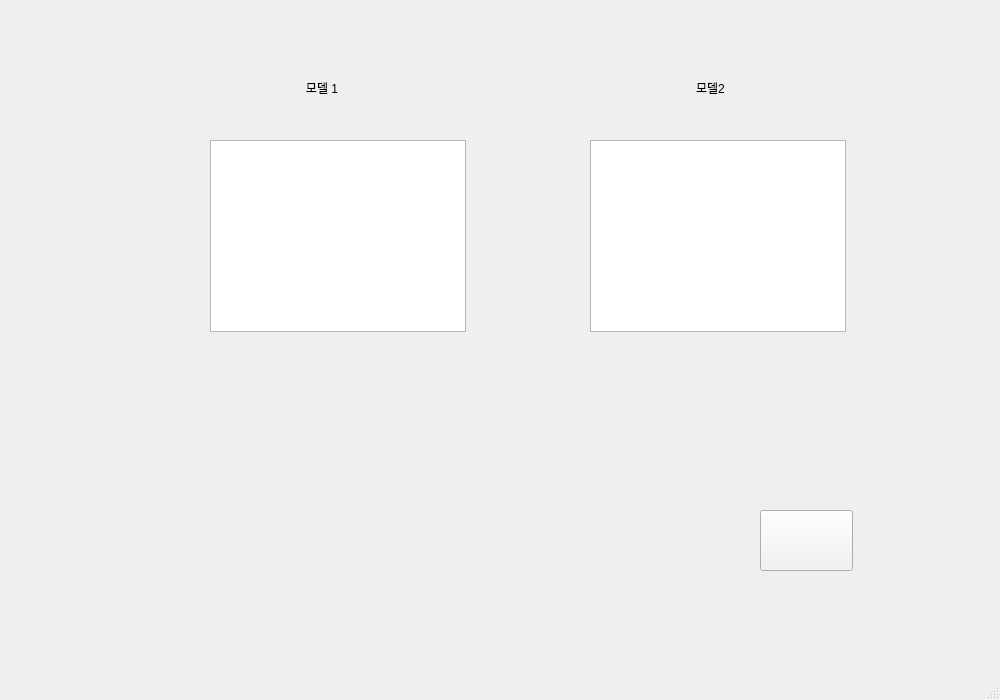
The window that develop/pixby/ui/res.ui (Lee-JiHyeon/PIXBY) describes before a commit, drawn with Qt 5.
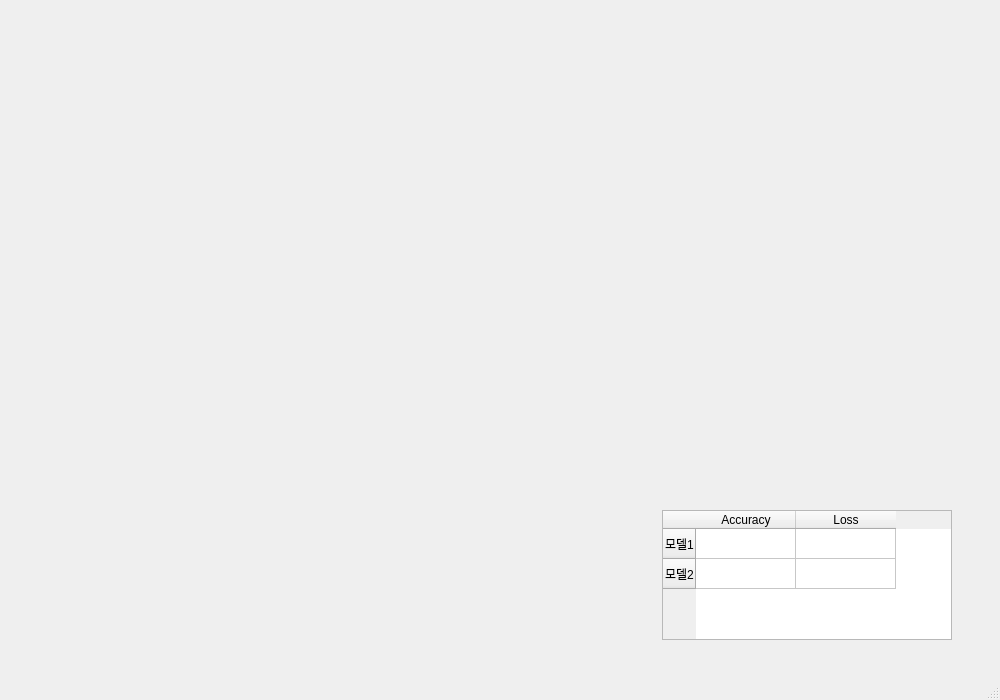
The same window after the commit. Icons and pictures are not drawn.

Commit message: [compare-table]

What changed in the file:
```diff
--- a/develop/pixby/ui/res.ui
+++ b/develop/pixby/ui/res.ui
@@ -14,77 +14,38 @@
    <string>MainWindow</string>
   </property>
   <widget class="QWidget" name="centralwidget">
-   <widget class="QLabel" name="label">
+   <widget class="QTableWidget" name="compare_table">
     <property name="geometry">
      <rect>
-      <x>290</x>
-      <y>80</y>
-      <width>64</width>
-      <height>15</height>
-     </rect>
-    </property>
-    <property name="text">
-     <string>모델 1</string>
-    </property>
-    <property name="alignment">
-     <set>Qt::AlignCenter</set>
-    </property>
-   </widget>
-   <widget class="QLabel" name="label_2">
-    <property name="geometry">
-     <rect>
-      <x>670</x>
-      <y>80</y>
-      <width>81</width>
-      <height>16</height>
-     </rect>
-    </property>
-    <property name="text">
-     <string>모델2</string>
-    </property>
-    <property name="alignment">
-     <set>Qt::AlignCenter</set>
-    </property>
-   </widget>
-   <widget class="QTextBrowser" name="info1">
-    <property name="geometry">
-     <rect>
-      <x>210</x>
-      <y>140</y>
-      <width>256</width>
-      <height>192</height>
-     </rect>
-    </property>
-   </widget>
-   <widget class="QTextBrowser" name="info2">
-    <property name="geometry">
-     <rect>
-      <x>590</x>
-      <y>140</y>
-      <width>256</width>
-      <height>192</height>
-     </rect>
-    </property>
-   </widget>
-   <widget class="QPushButton" name="save">
-    <property name="geometry">
-     <rect>
-      <x>760</x>
+      <x>662</x>
       <y>510</y>
-      <width>93</width>
-      <height>61</height>
+      <width>290</width>
+      <height>130</height>
      </rect>
     </property>
-    <property name="styleSheet">
-     <string notr="true">background-color: rgb(242, 242, 242);</string>
-    </property>
-    <property name="text">
-     <string/>
-    </property>
-    <property name="icon">
-     <iconset>
-      <normaloff>../../img/save.png</normaloff>../../img/save.png</iconset>
-    </property>
+    <row>
+     <property name="text">
+      <string>모델1</string>
+     </property>
+    </row>
+    <row>
+     <property name="text">
+      <string>모델2</string>
+     </property>
+    </row>
+    <column>
+     <property name="text">
+      <string>Accuracy</string>
+     </property>
+     <property name="textAlignment">
+      <set>AlignCenter</set>
+     </property>
+    </column>
+    <column>
+     <property name="text">
+      <string>Loss</string>
+     </property>
+    </column>
    </widget>
   </widget>
   <widget class="QMenuBar" name="menubar">
```
Left out of the diff: 2 changed lines with no effect on the pictures. The commit also changes 2 other files.
